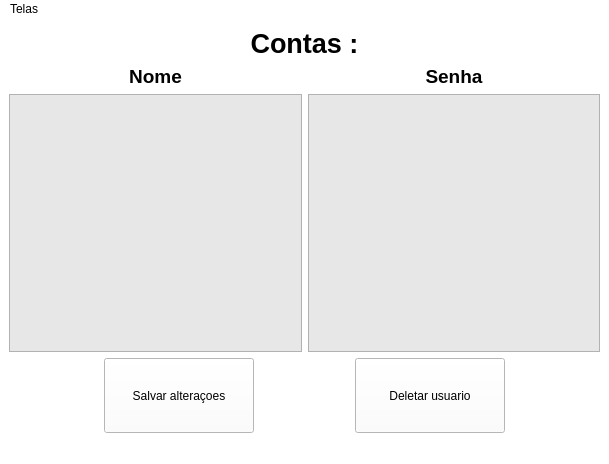
Before: the Qt Designer form Projetos/CRUD/interfaces/read_accounts.ui in JoaoEmanuell/Meus-Estudos-Python, drawn with Qt 5.
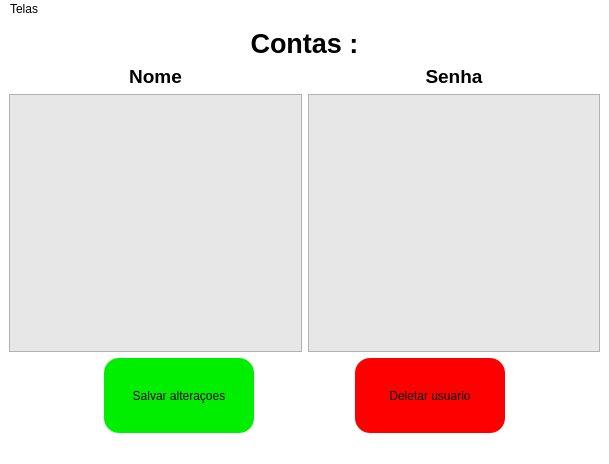
After: the same form once the commit is applied.

Patch:
```diff
--- a/Projetos/CRUD/interfaces/read_accounts.ui
+++ b/Projetos/CRUD/interfaces/read_accounts.ui
@@ -80,6 +80,10 @@
         <property name="cursor">
          <cursorShape>UpArrowCursor</cursorShape>
         </property>
+        <property name="styleSheet">
+         <string notr="true">background-color: rgb(0, 239, 0);
+border-radius : 15px;</string>
+        </property>
         <property name="text">
          <string>Salvar alteraçoes</string>
         </property>
@@ -102,6 +106,10 @@
         <property name="cursor">
          <cursorShape>UpArrowCursor</cursorShape>
         </property>
+        <property name="styleSheet">
+         <string notr="true">background-color: rgb(255, 0, 0);
+border-radius : 15px;</string>
+        </property>
         <property name="text">
          <string>Deletar usuario</string>
         </property>
```
